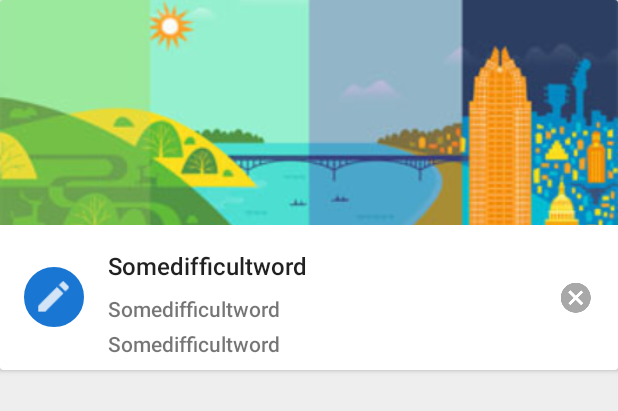
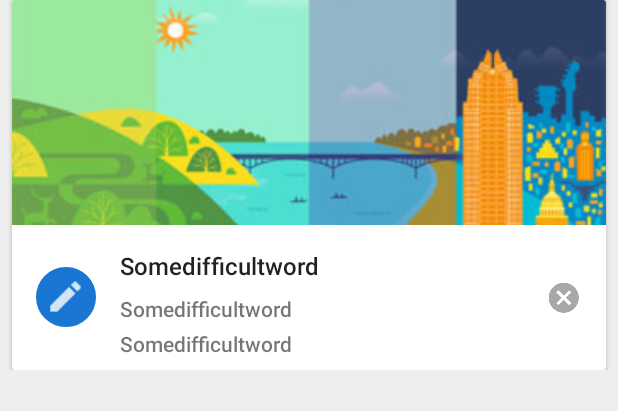
Before and after one commit to BuildmLearn/BuildmLearn-Toolkit-Android, an Android app: the layout flash_template_item.xml on its own in the app's theme, with its tools: preview values and no code run, on a phone screen of 412 x 824 dp. Shown: the top 411 px of the screen. Run offline under Robolectric (Android 15) with nearby library versions, the phone set to English and light mode, and no system bars.

Commit message:
UI Improvements:

```diff
--- a/source-code/app/src/main/res/layout/flash_template_item.xml
+++ b/source-code/app/src/main/res/layout/flash_template_item.xml
@@ -1,9 +1,23 @@
 <?xml version="1.0" encoding="utf-8"?>
-<android.support.v7.widget.CardView android:id="@+id/card_view"
+
+<LinearLayout
     xmlns:android="http://schemas.android.com/apk/res/android"
     xmlns:card_view="http://schemas.android.com/apk/res-auto"
     android:layout_width="match_parent"
+    android:orientation="horizontal"
+    android:layout_height="wrap_content">
+
+    <LinearLayout
+        android:layout_width="8dp"
+        android:orientation="horizontal"
+        android:layout_height="match_parent"
+        android:id="@+id/linearLayout"/>
+
+    <android.support.v7.widget.CardView
+        android:id="@+id/card_view"
+        android:layout_width="wrap_content"
         android:layout_height="wrap_content"
+        android:layout_weight="1"
         android:minHeight="@dimen/cardview_template_height"
         card_view:cardCornerRadius="@dimen/cardview_default_radius"
         card_view:cardElevation="@dimen/cardview_default_elevation">
@@ -29,6 +43,7 @@
                 android:orientation="horizontal">
 
                 <ImageView
+                    android:id="@+id/flash_item_edit"
                     style="@style/TextView.CircleIcon"
                     android:layout_gravity="center_vertical"
                     android:padding="2dp"
@@ -71,7 +86,7 @@
 
 
                 <ImageView
-                android:id="@+id/info_template_delete"
+                    android:id="@+id/flash_template_delete"
                     android:layout_width="wrap_content"
                     android:layout_height="match_parent"
                     android:layout_gravity="center"
@@ -85,3 +100,10 @@
         </LinearLayout>
 
     </android.support.v7.widget.CardView>
+
+    <LinearLayout
+        android:layout_width="8dp"
+        android:orientation="horizontal"
+        android:layout_height="match_parent"
+        android:id="@+id/linearLayout2"/>
+</LinearLayout>
```
Also changed, not shown: source-code/app/src/main/java/org/buildmlearn/toolkit/templates/FlashCardAdapter.java (+42 -6 lines), source-code/app/src/main/res/layout/activity_template_editor.xml (+13 -12 lines). Lines whose indentation alone changed are shown as unchanged.
